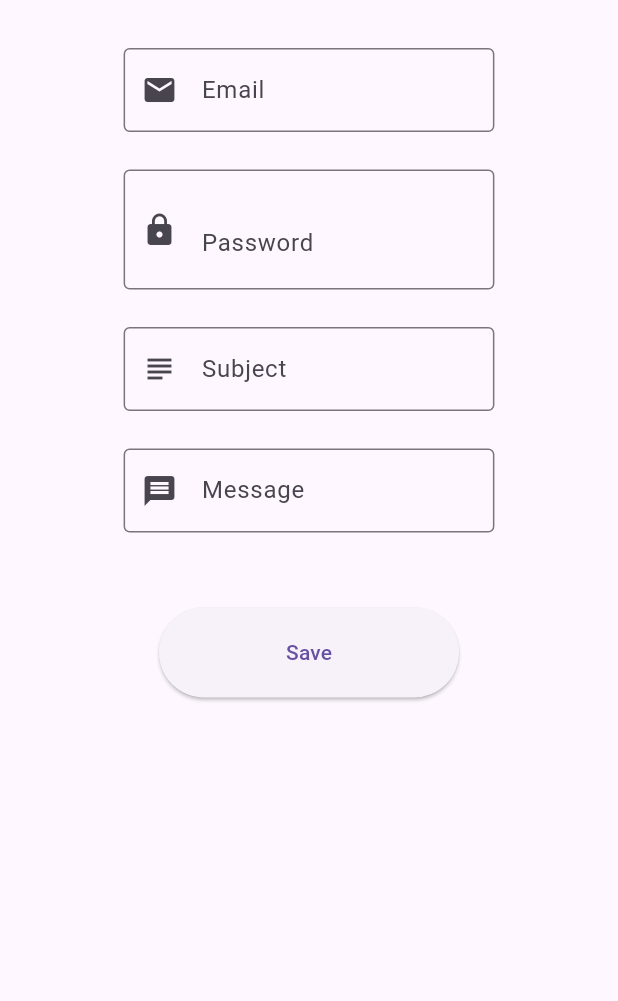
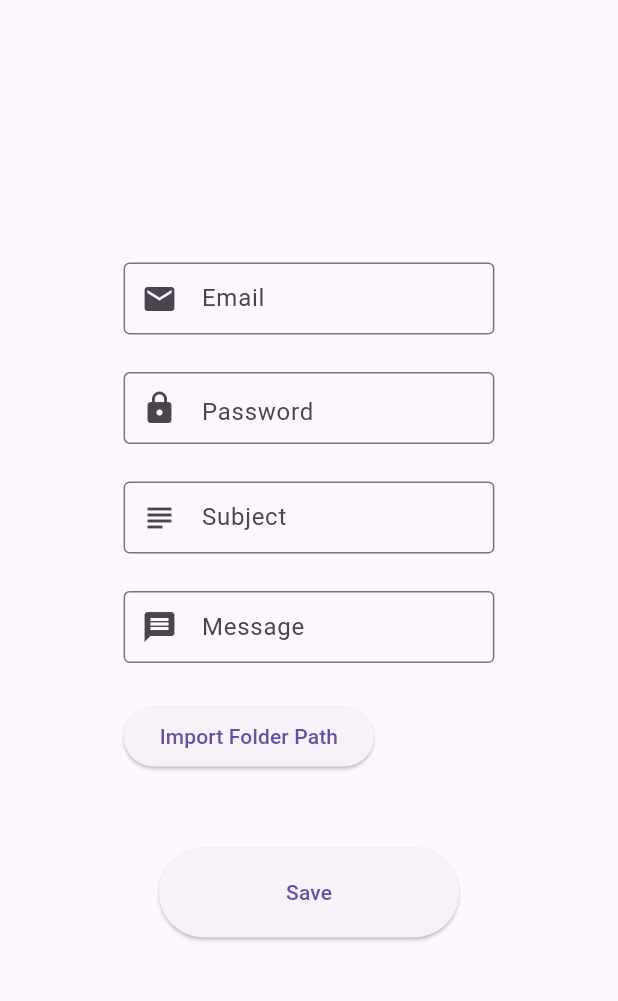
Before and after one commit to dhaneshkumarTech/mail_processor, a Flutter app: the SettingsView screen opened by its route, on a phone screen of 412 x 824 dp, the part 84-1085 px from its top. Run offline on Flutter 3.47's test engine with Material 2 defaults, Android fonts, the phone set to English and light mode, and no system bars; our stand-ins replace csv, file_picker, shared_preferences, stacked, stacked_services, stacked_shared; missing offline and left inert: file_selector, mailer, syncfusion_flutter_pdfviewer; accounts and stored records are empty.

Commit message:
folder path selector added

```diff
--- a/lib/ui/views/home/home_view.dart
+++ b/lib/ui/views/home/home_view.dart
@@ -162,7 +162,6 @@ class HomeView extends StackedView<HomeViewModel> {
                       ),
                       Expanded(
                         flex: 3,
-                        child: InteractiveViewer(
                         child: Container(
                           width: screenWidth(context) / 2,
                           height: screenHeight(context) / 2,
@@ -172,6 +171,7 @@ class HomeView extends StackedView<HomeViewModel> {
                             color: Colors.grey,
                             borderRadius: BorderRadius.circular(8.0),
                           ),
+                          child: InteractiveViewer(
                             child: SfPdfViewer.file(
                               viewModel.files[viewModel.currentFile],
                             ),
--- a/lib/ui/views/main/main_view.dart
+++ b/lib/ui/views/main/main_view.dart
@@ -18,11 +18,12 @@ class MainView extends StackedView<MainViewModel> {
       children: [
         NavigationRail(
           extended: true,
+          minExtendedWidth: 180,
           leading: Padding(
             padding: const EdgeInsets.all(8.0),
             child: Image.asset(
               'assets/icon.png',
-              height: 128,
+              height: 64,
             ),
           ),
           destinations: const [
--- a/lib/ui/views/settings/settings_view.dart
+++ b/lib/ui/views/settings/settings_view.dart
@@ -26,6 +26,7 @@ class SettingsView extends StackedView<SettingsViewModel> {
           right: screenWidth(context) * 0.2,
         ),
         child: Center(
+          child: SingleChildScrollView(
             child: Column(
               children: [
                 TextField(
@@ -34,6 +35,7 @@ class SettingsView extends StackedView<SettingsViewModel> {
                     border: OutlineInputBorder(),
                     hintText: 'Email',
                     prefixIcon: Icon(Icons.email),
+                    contentPadding: EdgeInsets.zero,
                   ),
                 ),
                 verticalSpaceMedium,
@@ -43,13 +45,14 @@ class SettingsView extends StackedView<SettingsViewModel> {
                     border: const OutlineInputBorder(),
                     hintText: 'Password',
                     prefixIcon: const Icon(Icons.lock),
-                  suffix: IconButton(
-                    icon: Icon(
+                    contentPadding: EdgeInsets.zero,
+                    suffix: GestureDetector(
+                      child: Icon(
                         viewModel.obscureText
                             ? Icons.visibility
                             : Icons.visibility_off,
                       ),
-                    onPressed: viewModel.toggleObscureText,
+                      onTap: viewModel.toggleObscureText,
                     ),
                   ),
                   obscureText: viewModel.obscureText,
@@ -61,6 +64,7 @@ class SettingsView extends StackedView<SettingsViewModel> {
                     border: OutlineInputBorder(),
                     hintText: 'Subject',
                     prefixIcon: Icon(Icons.subject),
+                    contentPadding: EdgeInsets.zero,
                   ),
                 ),
                 verticalSpaceMedium,
@@ -70,6 +74,30 @@ class SettingsView extends StackedView<SettingsViewModel> {
                     border: OutlineInputBorder(),
                     hintText: 'Message',
                     prefixIcon: Icon(Icons.message),
+                    contentPadding: EdgeInsets.zero,
+                  ),
+                  keyboardType: TextInputType.multiline,
+                  maxLines: null,
+                ),
+                verticalSpaceMedium,
+                Align(
+                  alignment: Alignment.centerLeft,
+                  child: ElevatedButton(
+                    onPressed: () async {
+                      await viewModel.fetchFolderPath();
+                    },
+                    child: viewModel.isBusy
+                        ? const CircularProgressIndicator.adaptive()
+                        : Text(
+                            viewModel.folderPath == null
+                                ? 'Import Folder Path'
+                                : viewModel.folderPath!,
+                          ),
+                    style: ElevatedButton.styleFrom(
+                      shape: RoundedRectangleBorder(
+                        borderRadius: BorderRadius.circular(32.0),
+                      ),
+                    ),
                   ),
                 ),
                 verticalSpaceLarge,
@@ -91,6 +119,7 @@ class SettingsView extends StackedView<SettingsViewModel> {
             ),
           ),
         ),
+      ),
     );
   }
 
--- a/lib/ui/views/settings/settings_viewmodel.dart
+++ b/lib/ui/views/settings/settings_viewmodel.dart
@@ -1,8 +1,14 @@
 import 'package:flutter/material.dart';
+import 'package:mail_processor/app/app.locator.dart';
 import 'package:mail_processor/main.dart';
+import 'package:mail_processor/services/file_picker_service.dart';
 import 'package:stacked/stacked.dart';
+import 'package:stacked_services/stacked_services.dart';
 
 class SettingsViewModel extends BaseViewModel {
+  final _filePickerService = locator<FilePickerService>();
+  final _dialogService = locator<DialogService>();
+
   List<TextEditingController> controllers = [
     TextEditingController(),
     TextEditingController(),
@@ -10,6 +16,7 @@ class SettingsViewModel extends BaseViewModel {
     TextEditingController(),
   ];
 
+  String? folderPath;
   bool obscureText = true;
 
   void toggleObscureText() {
@@ -31,6 +38,22 @@ class SettingsViewModel extends BaseViewModel {
     }
   }
 
+  Future<void> fetchFolderPath() async {
+    final result = await runBusyFuture(
+      _filePickerService.getFolderPath(),
+    );
+
+    if (result != null) {
+      folderPath = result;
+      notifyListeners();
+    } else {
+      await _dialogService.showDialog(
+        title: 'Error',
+        description: 'No folder selected',
+      );
+    }
+  }
+
   @override
   void dispose() {
     for (var element in controllers) {
--- a/pubspec.yaml
+++ b/pubspec.yaml
@@ -44,6 +44,7 @@ dependencies:
   path: ^1.8.2
   syncfusion_flutter_pdfviewer: ^21.1.41
   shared_preferences: ^2.1.0
+  file_selector: ^0.9.2+4
 
 dev_dependencies:
   flutter_test:
```
Also changed, not shown: lib/services/file_picker_service.dart (+13 -1 lines), pubspec.lock, 7 other files. Lines whose indentation alone changed are shown as unchanged.
